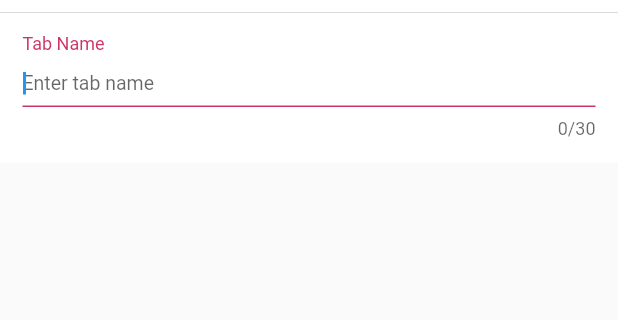
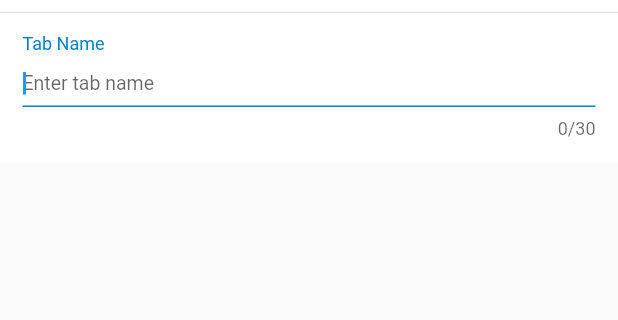
Before and after one commit to Sanliston/MTR_flutter, a Flutter app: the CreateTabScreen screen opened directly with empty values, after a tap on "Add New Tab", on a phone screen of 412 x 824 dp, the part 60-380 px from its top. Run offline on Flutter 3.47's test engine with Material 2 defaults, Android fonts, the phone set to English and light mode, and no system bars; our stand-ins replace eva_icons_flutter, flutter_swiper, google_fonts, image_cropper, image_picker, implicitly_animated_reorderable_list and 3 more; Roboto replaces fonts that are missing (Heebo).

Commit message:
feature: commit experimenting for a bit

```diff
--- a/lib/components/background_video.dart
+++ b/lib/components/background_video.dart
@@ -39,7 +39,7 @@ class _VideoPlayerScreenState extends State<VideoPlayerScreen> {
 
     // _controller = VideoPlayerController.file(file);
     _controller = VideoPlayerController.asset(
-        "assets/videos/background_video_2.mp4",
+        "assets/videos/background_video_4.mp4",
         videoPlayerOptions:
             VideoPlayerOptions(mixWithOthers: widget.mixWithOthers));
 
--- a/lib/state_management/home_state.dart
+++ b/lib/state_management/home_state.dart
@@ -485,8 +485,8 @@ bool darkMode = false;
 // Color secondaryColor = Color(0xFF2ebf91);
 
 //good blue combo
-// Color primaryColor = Color(0xFF0082c8);
-// Color secondaryColor = Color(0xFF667db6);
+Color primaryColor = Color(0xFF0082c8);
+Color secondaryColor = Color(0xFF667db6);
 
 //good orange combo (good for non shadow clean look)
 // Color primaryColor = Color(0xFFff5e62);
@@ -501,8 +501,8 @@ bool darkMode = false;
 // Color secondaryColor = Color(0xFF6E48AA);
 
 //MTR default colors
-Color primaryColor = Color(0xFFCB356B);
-Color secondaryColor = Color(0xFFBD3F32);
+// Color primaryColor = Color(0xFFCB356B);
+// Color secondaryColor = Color(0xFFBD3F32);
 
 Color accentColor = primaryColor;
 Color iconColor = primaryColor;
```
Also changed, not shown: 3 other files.
